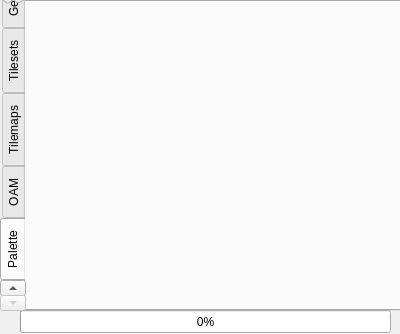
First picture: the form in gpumemorydump.ui, repository ahmed-agiza/Jupiter, before the edit.
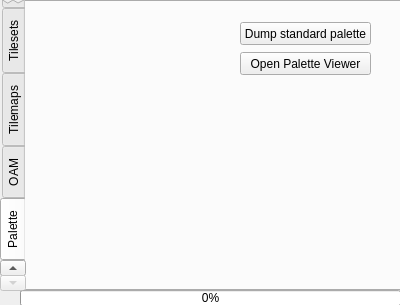
Second picture: the form after the edit.

Commit message: gpu memory dump started, std palette generated

```diff
--- a/gpumemorydump.ui
+++ b/gpumemorydump.ui
@@ -7,7 +7,7 @@
     <x>0</x>
     <y>0</y>
     <width>400</width>
-    <height>334</height>
+    <height>305</height>
    </rect>
   </property>
   <property name="windowTitle">
@@ -19,7 +19,7 @@
      <x>0</x>
      <y>0</y>
      <width>411</width>
-     <height>311</height>
+     <height>291</height>
     </rect>
    </property>
    <property name="tabPosition">
@@ -138,15 +138,41 @@
     <attribute name="title">
      <string>Palette</string>
     </attribute>
+    <widget class="QPushButton" name="dumpstdpalette">
+     <property name="geometry">
+      <rect>
+       <x>214</x>
+       <y>20</y>
+       <width>131</width>
+       <height>23</height>
+      </rect>
+     </property>
+     <property name="text">
+      <string>Dump standard palette</string>
+     </property>
+    </widget>
+    <widget class="QPushButton" name="pushButton">
+     <property name="geometry">
+      <rect>
+       <x>214</x>
+       <y>50</y>
+       <width>131</width>
+       <height>23</height>
+      </rect>
+     </property>
+     <property name="text">
+      <string>Open Palette Viewer</string>
+     </property>
+    </widget>
    </widget>
   </widget>
   <widget class="QProgressBar" name="progressBar">
    <property name="geometry">
     <rect>
      <x>20</x>
-     <y>310</y>
-     <width>371</width>
-     <height>23</height>
+     <y>290</y>
+     <width>381</width>
+     <height>16</height>
     </rect>
    </property>
    <property name="value">
```
Left out of the diff: 2 changed lines with no effect on the pictures. The commit also changes 5 other files.
